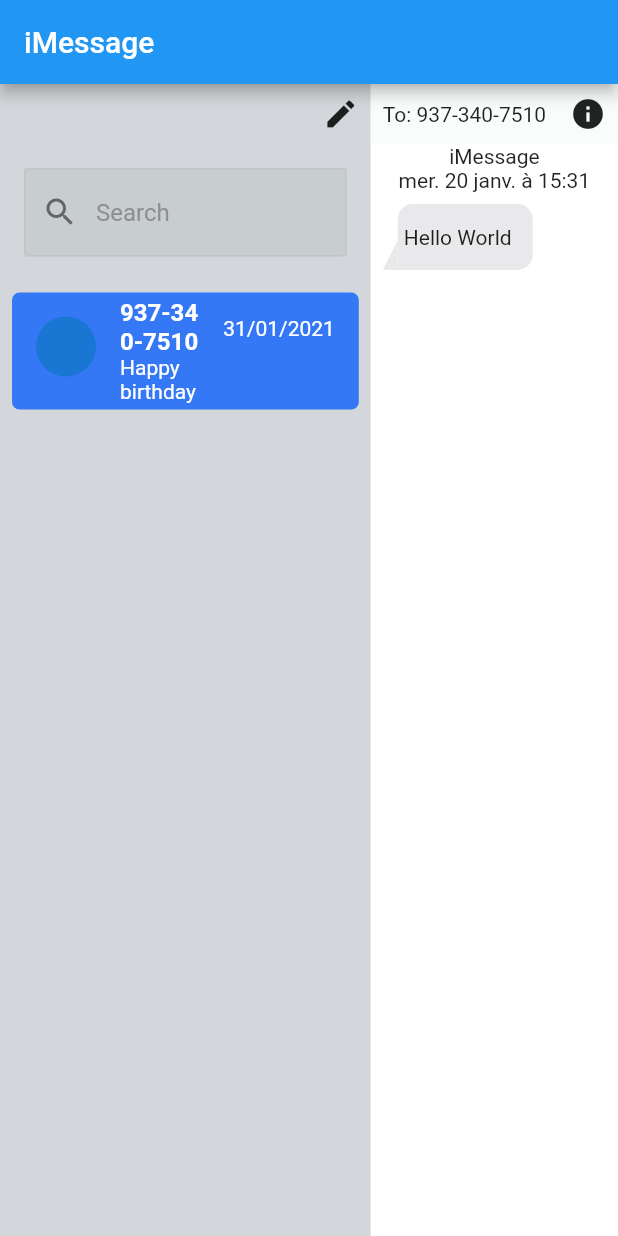
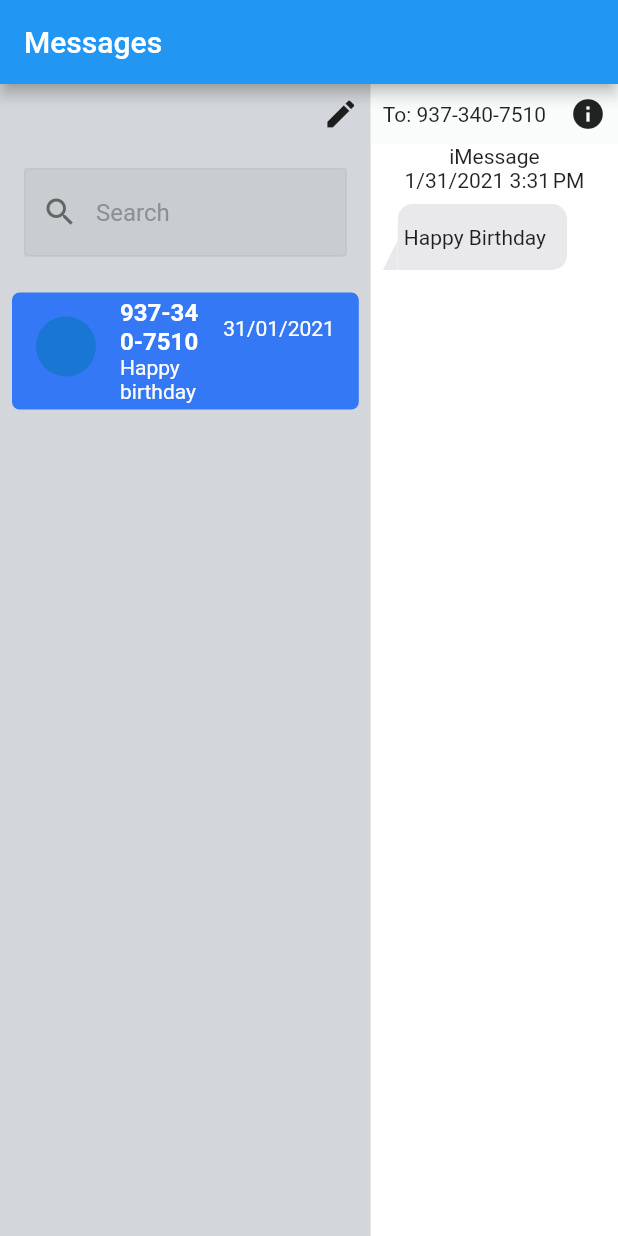
Before and after one commit to GetStream/flutter-samples, a Flutter app: the screen it shows after launch, on a phone screen of 412 x 824 dp. Run offline on Flutter 3.47's test engine with Material 2 defaults, Android fonts, the phone set to English and light mode, and no system bars; our stand-ins replace flutter_local_notifications, flutter_secure_storage, flutter_svg, jiffy, streaming_shared_preferences, yaml; missing offline and left inert: stream_chat_flutter, stream_chat_persistence.

Commit message:
format date

```diff
--- a/imessage/lib/main.dart
+++ b/imessage/lib/main.dart
@@ -1,4 +1,7 @@
 import 'package:flutter/material.dart';
+import 'package:imessage/utils.dart';
+import 'package:intl/intl.dart';
+import 'package:intl/date_symbol_data_local.dart';
 
 void main() {
   runApp(MyApp());
@@ -7,6 +10,7 @@ void main() {
 class MyApp extends StatelessWidget {
   @override
   Widget build(BuildContext context) {
+    initializeDateFormatting('en_US', null);
     return MaterialApp(
       title: 'Flutter Demo',
       theme: ThemeData(
@@ -14,7 +18,7 @@ class MyApp extends StatelessWidget {
       ),
       home: Scaffold(
           appBar: AppBar(
-            title: Text('iMessage'),
+            title: Text('Messages'),
           ),
           body: IMessage()),
     );
@@ -57,9 +61,11 @@ class RightColumn extends StatelessWidget {
             InfoHeader(phoneNumber: '937-340-7510'),
             Column(
               children: [
-                ChatMessageHeader(),
+                ChatMessageHeader(
+                  receivedAt: DateTime(2021, DateTime.january, 31, 15, 31),
+                ),
                 ChatMessage(
-                    alignment: Alignment.centerLeft, message: 'Hello World'),
+                    alignment: Alignment.centerLeft, message: 'Happy Birthday'),
               ],
             )
             // Center(
@@ -73,14 +79,14 @@ class RightColumn extends StatelessWidget {
 }
 
 class ChatMessageHeader extends StatelessWidget {
-  const ChatMessageHeader({
-    Key key,
-  }) : super(key: key);
+  final DateTime receivedAt;
+  const ChatMessageHeader({Key key, @required this.receivedAt})
+      : super(key: key);
 
   @override
   Widget build(BuildContext context) {
     return Column(
-      children: [Text('iMessage'), Text('mer. 20 janv. à 15:31')],
+      children: [Text('iMessage'), Text(formatDate(receivedAt))],
     );
   }
 }
--- /dev/null
+++ b/imessage/lib/utils.dart
@@ -0,0 +1,6 @@
+import 'package:intl/intl.dart';
+
+String formatDate(DateTime date) {
+    final dateFormat = DateFormat.yMd().add_jm(); //mer. 20 janv. à 15:31
+    return dateFormat.format(date);
+  }
--- a/imessage/pubspec.yaml
+++ b/imessage/pubspec.yaml
@@ -23,6 +23,7 @@ environment:
 dependencies:
   flutter:
     sdk: flutter
+  intl: ^0.16.1
 
 
   # The following adds the Cupertino Icons font to your application.
```
